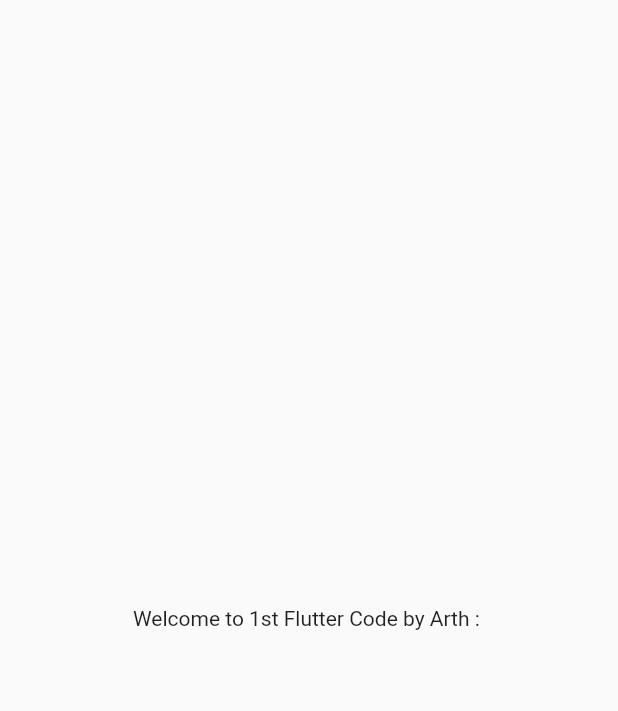
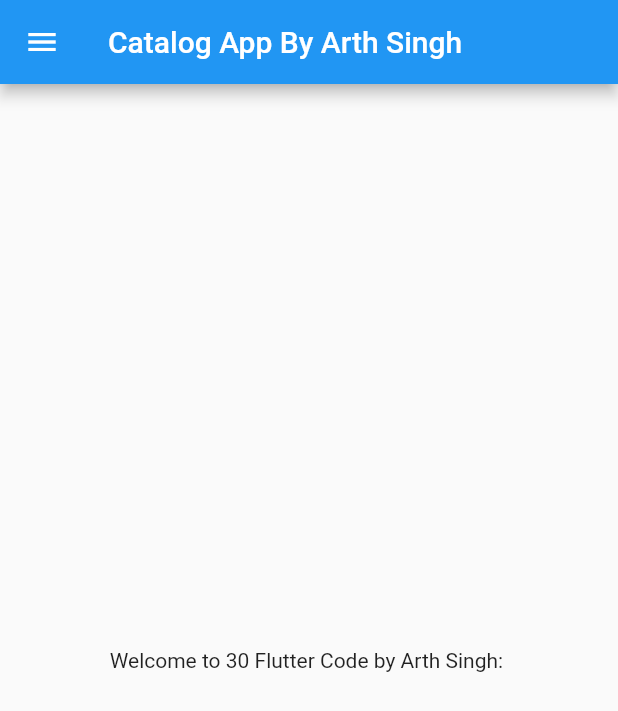
Before and after one commit to ARTHxy/30DaysOfFlutter, a Flutter app: the screen it shows after launch, on a phone screen of 412 x 824 dp. Shown: the top 711 px of the screen. Run offline on Flutter 3.47's test engine with Material 2 defaults, Android fonts, the phone set to English and light mode, and no system bars.

Commit message:
day_2 completed

```diff
--- /dev/null
+++ b/lib/home_page.dart
@@ -0,0 +1,24 @@
+import 'package:flutter/material.dart';
+
+class HomePage extends StatelessWidget {
+//  const HomePage({super.key});
+
+  final int days = 30;
+  final String name = "Arth Singh";
+
+  @override
+  Widget build(BuildContext context) {
+    return Scaffold(
+      // Scaffhold is a Material's component
+      appBar: AppBar(
+        title: Text("Catalog App By ${name}")
+      ),
+      body: Center(
+        child: Container(
+          child: Text("Welcome to $days Flutter Code by $name: "),
+        ),
+      ),
+      drawer: Drawer(),
+    );
+  }
+}
--- a/lib/main.dart
+++ b/lib/main.dart
@@ -1,3 +1,4 @@
+import 'package:beginner_project/home_page.dart';
 import 'package:flutter/material.dart';
 
 void main() {
@@ -5,18 +6,19 @@
 }
 
 class MyApp extends StatelessWidget {
-  const MyApp({super.key});
-
   @override
   Widget build(BuildContext context) {
+    // var days = 30;
+    // Datatype num = num can take int and double too
+    //  const name = "Arth Singh";
+    // var = var can contain any value, compile will decide automatically
+    // Try to use var ...
+    // const = const value can not be change
+
+    // Final can be modified while const can't
+
     return MaterialApp(
-      home: Material(
-        child: Center(
-          child: Container(
-            child: Text("Welcome to 1st Flutter Code by Arth : "),
-          ),
-        ),
-      ),
+      home: HomePage(),
     );
   }
 }
```
